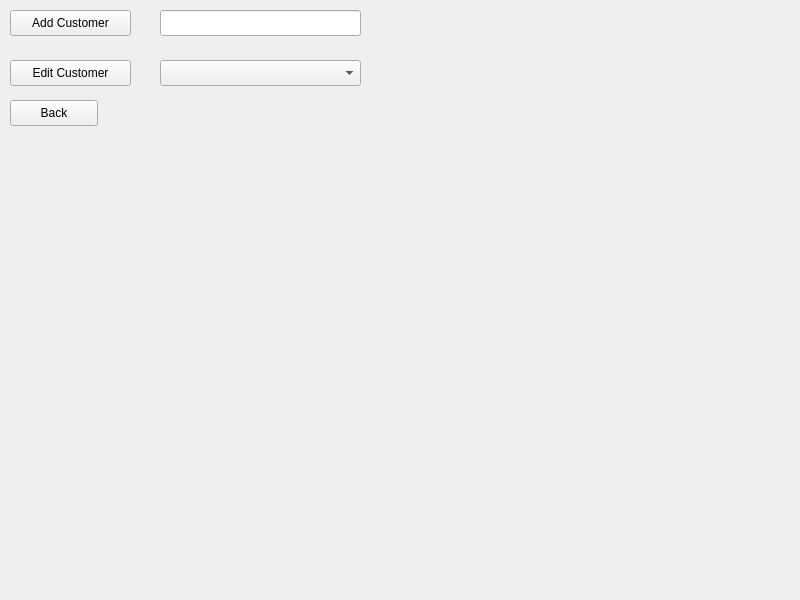
Old version of the form UI/ManageCustomersWindow/managecustomerswindow.ui in the repository davrdic/DavidPharmacyEleven.
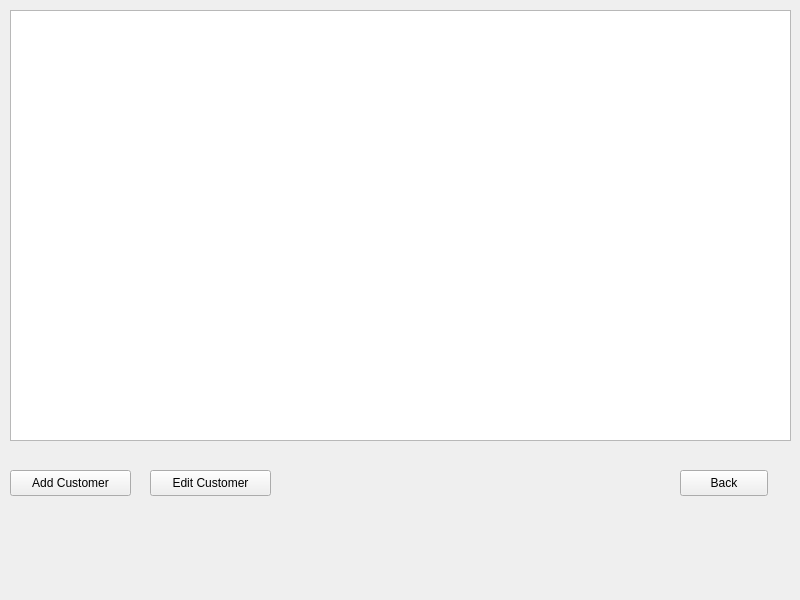
New version of the form.

Commit message: Cleaned up Customer Management page.

What changed in the file:
```diff
--- a/UI/ManageCustomersWindow/managecustomerswindow.ui
+++ b/UI/ManageCustomersWindow/managecustomerswindow.ui
@@ -16,8 +16,8 @@
   <widget class="QPushButton" name="backButton">
    <property name="geometry">
     <rect>
-     <x>10</x>
-     <y>100</y>
+     <x>680</x>
+     <y>470</y>
      <width>88</width>
      <height>26</height>
     </rect>
@@ -30,7 +30,7 @@
    <property name="geometry">
     <rect>
      <x>10</x>
-     <y>10</y>
+     <y>470</y>
      <width>121</width>
      <height>26</height>
     </rect>
@@ -39,21 +39,11 @@
     <string>Add Customer</string>
    </property>
   </widget>
-  <widget class="QLineEdit" name="customerNameLineEdit">
-   <property name="geometry">
-    <rect>
-     <x>160</x>
-     <y>10</y>
-     <width>201</width>
-     <height>26</height>
-    </rect>
-   </property>
-  </widget>
   <widget class="QPushButton" name="editCustomerButton">
    <property name="geometry">
     <rect>
-     <x>10</x>
-     <y>60</y>
+     <x>150</x>
+     <y>470</y>
      <width>121</width>
      <height>26</height>
     </rect>
@@ -62,13 +52,13 @@
     <string>Edit Customer</string>
    </property>
   </widget>
-  <widget class="QComboBox" name="customerComboBox">
+  <widget class="QTableWidget" name="customerTableWidget">
    <property name="geometry">
     <rect>
-     <x>160</x>
-     <y>60</y>
-     <width>201</width>
-     <height>26</height>
+     <x>10</x>
+     <y>10</y>
+     <width>781</width>
+     <height>431</height>
     </rect>
    </property>
   </widget>
```
The commit also changes 14 other files.
